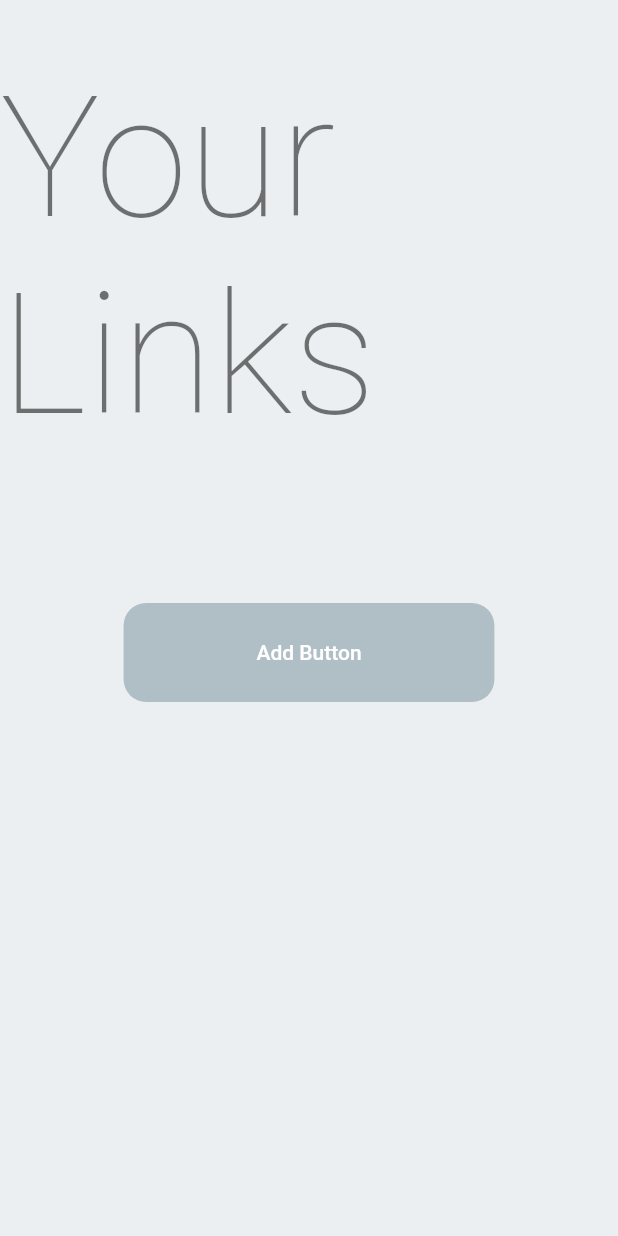
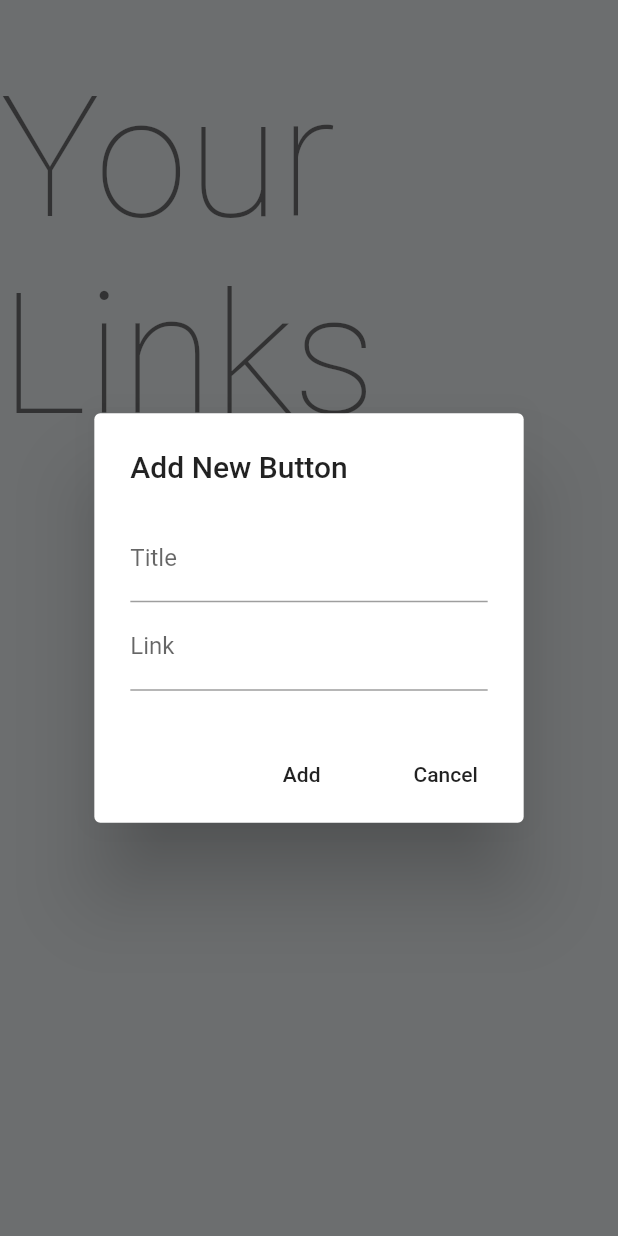
Before and after one commit to Jujubalandia/links_landing_page, a Flutter app: the ButtonSettingsSection widget shown alone on an empty page, opened directly, after a tap on "Add Button", on a phone screen of 412 x 824 dp. Run offline on Flutter 3.47's test engine with Material 2 defaults, Android fonts, the phone set to English and light mode, and no system bars; our stand-ins replace cloud_firestore; missing offline and left inert: dart:html; accounts and stored records are empty; network calls fail.

Commit message:
PopupShowing Implemented

```diff
--- /dev/null
+++ b/lib/settings_page/app_button.dart
@@ -0,0 +1,66 @@
+import 'package:flutter/material.dart';
+
+class AddButton extends StatelessWidget {
+  const AddButton({
+    Key key,
+    @required this.width,
+  }) : super(key: key);
+
+  final double width;
+
+  @override
+  Widget build(BuildContext context) {
+    return SizedBox(
+      width: width,
+      child: FlatButton(
+        padding: EdgeInsets.symmetric(vertical: 25),
+        shape: RoundedRectangleBorder(
+          borderRadius: BorderRadius.circular(15),
+        ),
+        child: Text(
+          'Add Button',
+          style: TextStyle(color: Colors.white),
+        ),
+        color: Colors.blueGrey.shade200,
+        onPressed: () {
+          showDialog(
+              context: context,
+              builder: (context) {
+                return AlertDialog(
+                  title: Text('Add New Button'),
+                  content: Form(
+                    child: Column(
+                      mainAxisSize: MainAxisSize.min,
+                      children: [
+                        TextFormField(
+                          decoration: InputDecoration(
+                            labelText: 'Title',
+                            hintText: 'ex: Facebook',
+                          ),
+                        ),
+                        TextFormField(
+                          decoration: InputDecoration(
+                            labelText: 'Link',
+                            hintText: 'ex: facebook.com/you-user-name',
+                          ),
+                        ),
+                      ],
+                    ),
+                  ),
+                  actions: [
+                    FlatButton(
+                      onPressed: () {},
+                      child: Text('Add'),
+                    ),
+                    FlatButton(
+                      onPressed: () {},
+                      child: Text('Cancel'),
+                    ),
+                  ],
+                );
+              });
+        },
+      ),
+    );
+  }
+}
--- a/lib/settings_page/buttons_settings_section.dart
+++ b/lib/settings_page/buttons_settings_section.dart
@@ -4,6 +4,8 @@ import 'dart:html';
 import 'package:flutter/material.dart';
 import 'package:links_landing_page/models/link_data.dart';
 import 'package:provider/provider.dart';
+
+import 'app_button.dart';
 
 class ButtonSettingsSection extends StatelessWidget {
   const ButtonSettingsSection({
@@ -17,6 +19,7 @@ class ButtonSettingsSection extends StatelessWidget {
       flex: 3,
       child: LayoutBuilder(
         builder: (context, constraints) {
+          final width = constraints.maxWidth * 0.6;
           if (_documents == null) {
             return Center(
               child: CircularProgressIndicator(),
@@ -30,21 +33,7 @@ class ButtonSettingsSection extends StatelessWidget {
                 Text('Your Links',
                     style: Theme.of(context).textTheme.headline1),
                 SizedBox(height: 100),
-                SizedBox(
-                  width: constraints.maxWidth * 0.6,
-                  child: FlatButton(
-                    padding: EdgeInsets.symmetric(vertical: 25),
-                    shape: RoundedRectangleBorder(
-                      borderRadius: BorderRadius.circular(15),
-                    ),
-                    child: Text(
-                      'Add Button',
-                      style: TextStyle(color: Colors.white),
-                    ),
-                    color: Colors.blueGrey.shade200,
-                    onPressed: () {},
-                  ),
-                ),
+                AddButton(width: width),
                 SizedBox(height: 30),
                 SizedBox(
                   width: constraints.maxWidth * 0.6,
```
